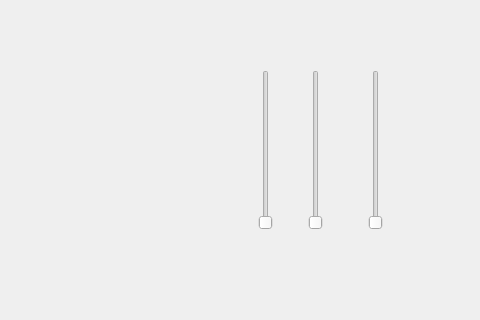
Old version of the form Display3DModel/mainwindow.ui in the repository amorphousmd/RobotSimulationGUI; both pictures show x 685 to 1165 and y 150 to 470 of the 1165 by 701 pixel window.
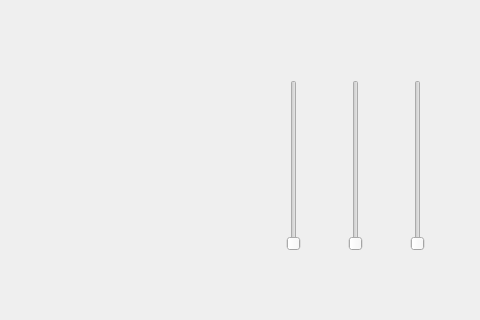
New version of the form.

Commit message: Added Rotation Sliders

The edit to the form file:
```diff
--- a/Display3DModel/mainwindow.ui
+++ b/Display3DModel/mainwindow.ui
@@ -13,45 +13,6 @@
   <property name="windowTitle">
    <string>RobotSimulation</string>
   </property>
-  <widget class="QSlider" name="verticalSlider">
-   <property name="geometry">
-    <rect>
-     <x>940</x>
-     <y>220</y>
-     <width>22</width>
-     <height>160</height>
-    </rect>
-   </property>
-   <property name="orientation">
-    <enum>Qt::Vertical</enum>
-   </property>
-  </widget>
-  <widget class="QSlider" name="verticalSlider_2">
-   <property name="geometry">
-    <rect>
-     <x>990</x>
-     <y>220</y>
-     <width>22</width>
-     <height>160</height>
-    </rect>
-   </property>
-   <property name="orientation">
-    <enum>Qt::Vertical</enum>
-   </property>
-  </widget>
-  <widget class="QSlider" name="verticalSlider_3">
-   <property name="geometry">
-    <rect>
-     <x>1050</x>
-     <y>220</y>
-     <width>22</width>
-     <height>160</height>
-    </rect>
-   </property>
-   <property name="orientation">
-    <enum>Qt::Vertical</enum>
-   </property>
-  </widget>
   <widget class="QWidget" name="widgetMain" native="true">
    <property name="geometry">
     <rect>
@@ -65,6 +26,48 @@
     <bool>false</bool>
    </property>
   </widget>
+  <widget class="QWidget" name="horizontalLayoutWidget">
+   <property name="geometry">
+    <rect>
+     <x>930</x>
+     <y>230</y>
+     <width>221</width>
+     <height>171</height>
+    </rect>
+   </property>
+   <layout class="QHBoxLayout" name="horizontalLayout">
+    <item>
+     <widget class="QSlider" name="verticalSlider_X">
+      <property name="maximum">
+       <number>360</number>
+      </property>
+      <property name="orientation">
+       <enum>Qt::Vertical</enum>
+      </property>
+     </widget>
+    </item>
+    <item>
+     <widget class="QSlider" name="verticalSlider_Y">
+      <property name="maximum">
+       <number>360</number>
+      </property>
+      <property name="orientation">
+       <enum>Qt::Vertical</enum>
+      </property>
+     </widget>
+    </item>
+    <item>
+     <widget class="QSlider" name="verticalSlider_Z">
+      <property name="maximum">
+       <number>360</number>
+      </property>
+      <property name="orientation">
+       <enum>Qt::Vertical</enum>
+      </property>
+     </widget>
+    </item>
+   </layout>
+  </widget>
  </widget>
  <resources/>
  <connections/>
```
The commit also changes 14 other files.
